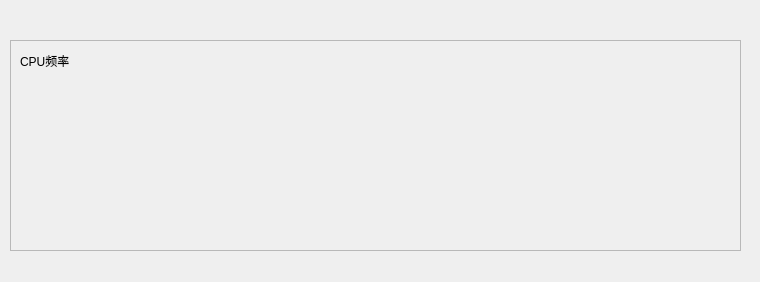
gatieme/EnergyEfficient, file application/blcore/BLCoreMonitor/cpufreqmonitorwidgettab.ui: the form before one commit.
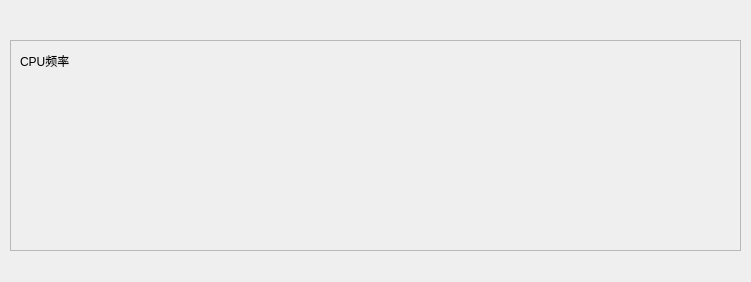
The form after the commit. Custom widgets are drawn as their Qt base class.

Patch:
```diff
--- a/application/blcore/BLCoreMonitor/cpufreqmonitorwidgettab.ui
+++ b/application/blcore/BLCoreMonitor/cpufreqmonitorwidgettab.ui
@@ -6,7 +6,7 @@
    <rect>
     <x>0</x>
     <y>0</y>
-    <width>760</width>
+    <width>751</width>
     <height>282</height>
    </rect>
   </property>
```
